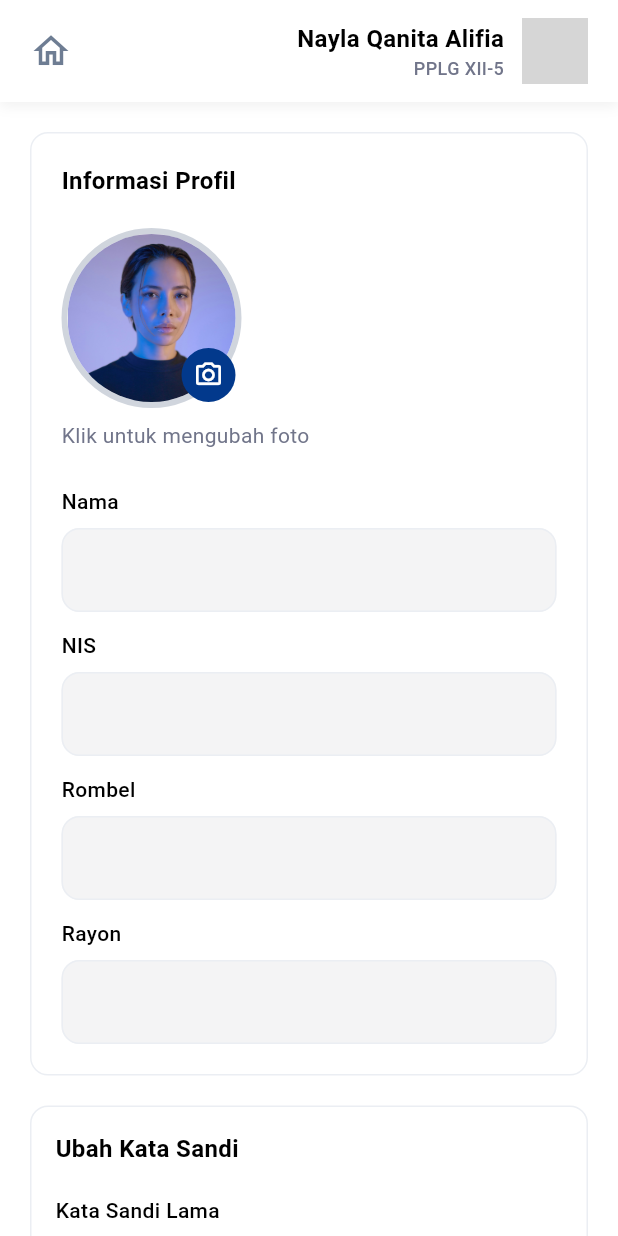
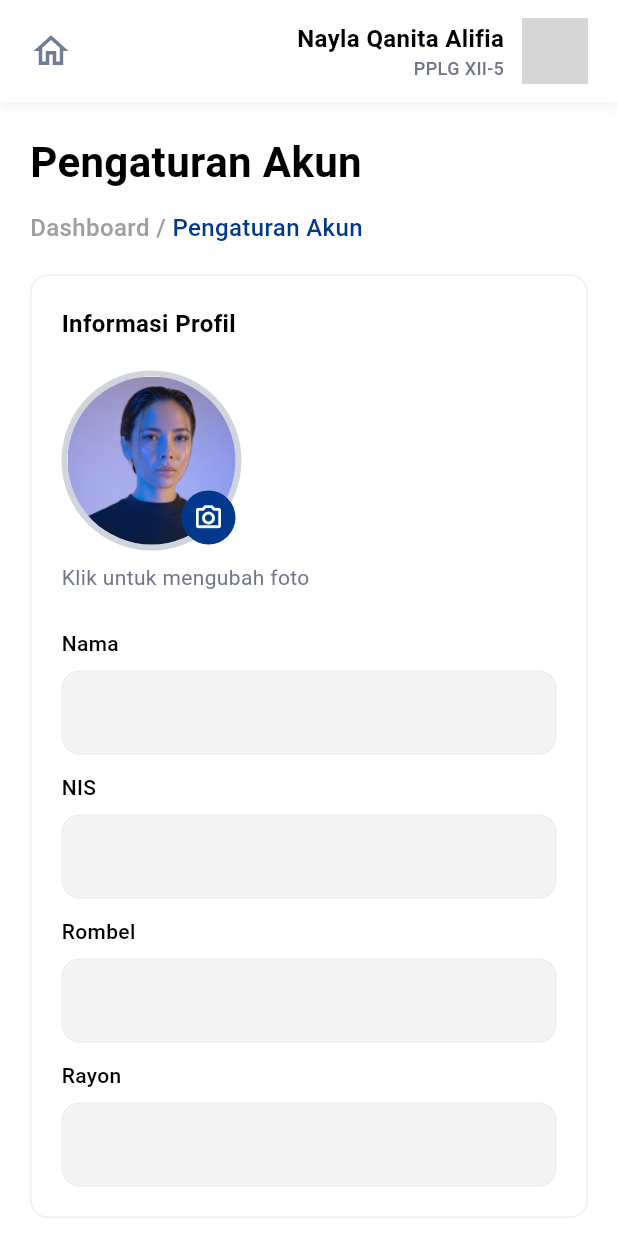
Before and after one commit to naylaqanitaalifia/jurnalku-mobile, a Flutter app: the screen it shows after launch, on a phone screen of 412 x 824 dp. Run offline on Flutter 3.47's test engine with Material 3 defaults, Android fonts, the phone set to English and light mode, and no system bars; network calls fail; grey boxes are pictures that could not be loaded.

Commit message:
account_settings page fixing

```diff
--- a/lib/screens/account_settings.dart
+++ b/lib/screens/account_settings.dart
@@ -27,7 +27,40 @@ class _AccountSettingsState extends State<AccountSettings> {
                 child: Padding(
                   padding: const EdgeInsets.all(20),
                   child: Column(
+                    crossAxisAlignment: CrossAxisAlignment.start,
                     children: [
+                      Text(
+                        'Pengaturan Akun',
+                        style: TextStyle(
+                          color: Colors.black,
+                          fontSize: 28,
+                          fontWeight: FontWeight.w600,
+                        ),
+                      ),
+                      const SizedBox(height: 12),
+
+                      Row(
+                        children: [
+                          Text(
+                          'Dashboard / ',
+                            style: TextStyle(
+                              color: Colors.grey,
+                              fontSize: 16,
+                              fontWeight: FontWeight.w500,
+                            ),
+                          ),
+                          Text(
+                            'Pengaturan Akun',
+                            style: TextStyle(
+                              color: Color(0xFF02398c),
+                              fontSize: 16,
+                              fontWeight: FontWeight.w500,
+                            ),
+                          ),
+                        ],
+                      ),
+                      const SizedBox(height: 20),
+
                       Container(
                         padding: const EdgeInsets.all(20),
                         decoration: BoxDecoration(
```
